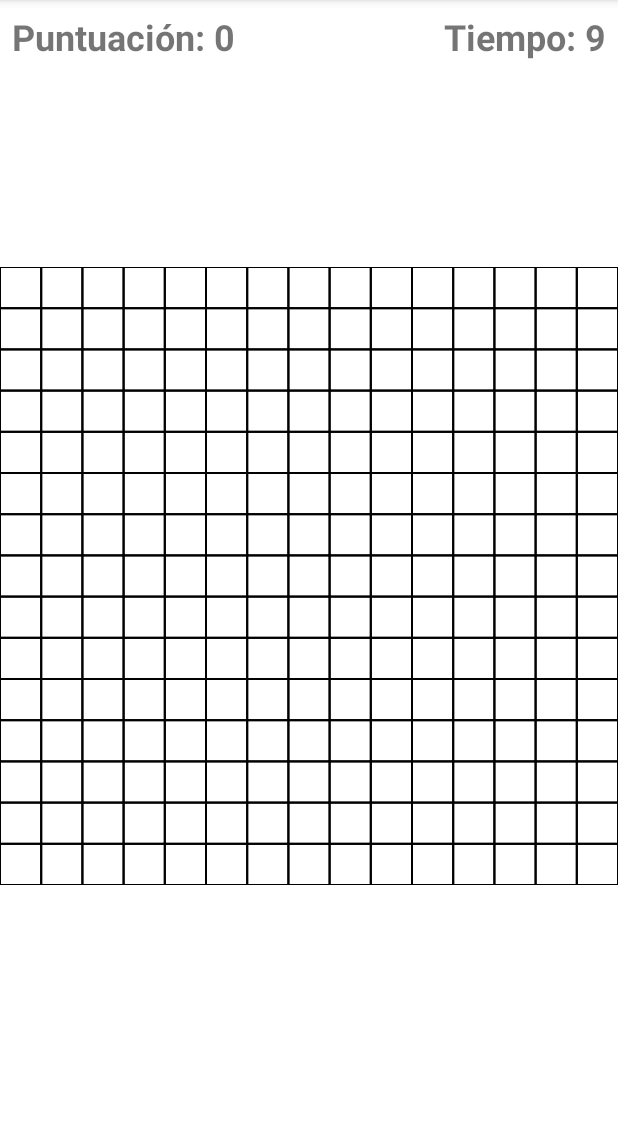
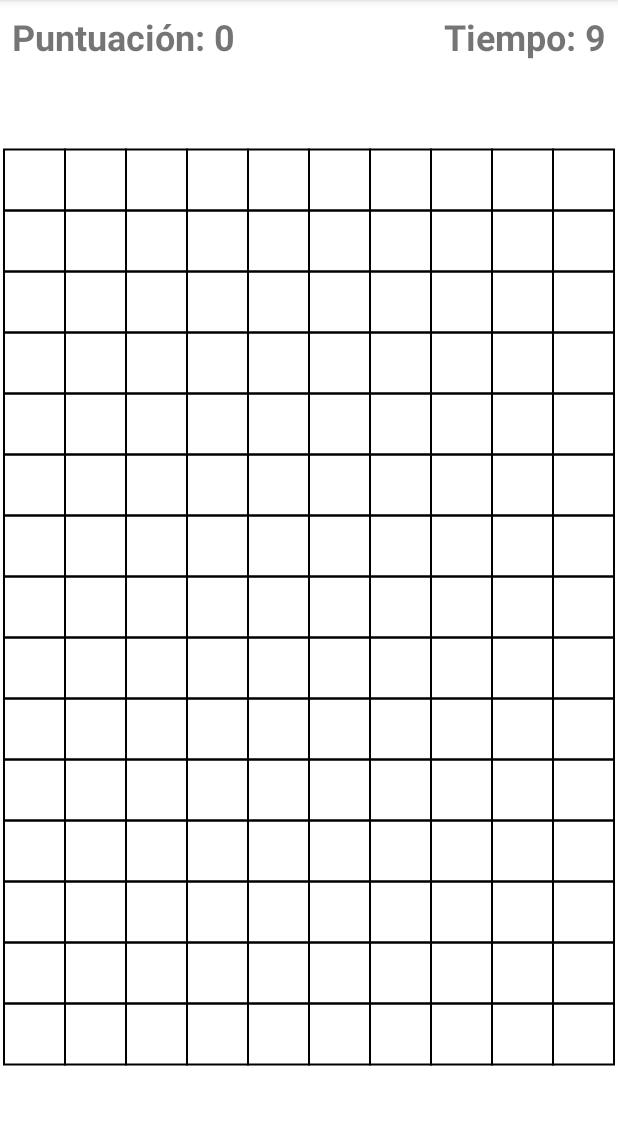
Before and after one commit to mundodigitalpro/Minesweeper_final, an Android app: the screen it shows after launch (MainActivity), on a phone screen of 412 x 824 dp, the part 84-1209 px from its top. Run offline under Robolectric (Android 15) with nearby library versions, the phone set to English and light mode, and no system bars.

Commit message:
Modified Board Size

```diff
--- a/app/src/main/java/com/example/testapp/MineSweeperView.kt
+++ b/app/src/main/java/com/example/testapp/MineSweeperView.kt
@@ -12,11 +12,19 @@ import android.view.GestureDetector
 import android.view.GestureDetector.SimpleOnGestureListener
 
 
-class MineSweeperView(context: Context, attrs: AttributeSet?) : View(context, attrs){
+class MineSweeperView(context: Context, attrs: AttributeSet?) : View(context, attrs) {
 
-    private var boardWidth = 15
+    private var boardWidth = 10
     private var boardHeight = 15
     private var mineCount = 10
+    private var cellSize = 100
+
+    private var boardPixelWidth = 0
+    private var boardPixelHeight = 0
+
+    private var horizontalOffset = 0f
+    private var verticalOffset = 0f
+
 
     private lateinit var cells: Array<Array<Cell>>
     private var bitmapMine: Bitmap? = null
@@ -76,8 +84,11 @@ class MineSweeperView(context: Context, attrs: AttributeSet?) : View(context, at
 
     private val gestureDetector = GestureDetector(context, object : SimpleOnGestureListener() {
         override fun onSingleTapUp(e: MotionEvent): Boolean {
-            val x = (e.x / (width.toFloat() / boardWidth)).toInt()
-            val y = (e.y / (height.toFloat() / boardHeight)).toInt()
+/*            val x = (e.x / (width.toFloat() / boardWidth)).toInt()
+            val y = (e.y / (height.toFloat() / boardHeight)).toInt()*/
+            val x = ((e.x - horizontalOffset) / cellSize).toInt()
+            val y = ((e.y - verticalOffset) / cellSize).toInt()
+
             if (x in 0 until boardWidth && y in 0 until boardHeight) {
                 val cell = cells[x][y]
                 if (!cell.isRevealed && !cell.isFlagged) {
@@ -89,8 +100,9 @@ class MineSweeperView(context: Context, attrs: AttributeSet?) : View(context, at
         }
 
         override fun onLongPress(e: MotionEvent) {
-            val x = (e.x / (width.toFloat() / boardWidth)).toInt()
-            val y = (e.y / (height.toFloat() / boardHeight)).toInt()
+            val x = ((e.x - horizontalOffset) / cellSize).toInt()
+            val y = ((e.y - verticalOffset) / cellSize).toInt()
+
             if (x in 0 until boardWidth && y in 0 until boardHeight) {
                 val cell = cells[x][y]
                 if (!cell.isRevealed) {
@@ -103,7 +115,19 @@ class MineSweeperView(context: Context, attrs: AttributeSet?) : View(context, at
 
     override fun onSizeChanged(w: Int, h: Int, oldw: Int, oldh: Int) {
         super.onSizeChanged(w, h, oldw, oldh)
-       val cellSize = min(width, height) / boardWidth
+
+        // Calcular el tamaño de las celdas en función del tamaño de la pantalla y de las celdas deseadas
+        val screenWidth = width
+        val screenHeight = height
+        cellSize = min(screenWidth / boardWidth, screenHeight / boardHeight)
+
+        // Calcular el tamaño total del tablero en píxeles
+        boardPixelWidth = boardWidth * cellSize
+        boardPixelHeight = boardHeight * cellSize
+
+        // Calcular el desplazamiento horizontal y vertical
+        horizontalOffset = (width - boardPixelWidth) / 2f
+        verticalOffset = (height - boardPixelHeight) / 2f
 
         // Cargar y escalar la imagen de la mina
         bitmapMine = BitmapFactory.decodeResource(resources, R.drawable.mine)
@@ -114,13 +138,20 @@ class MineSweeperView(context: Context, attrs: AttributeSet?) : View(context, at
         bitmapFlag = Bitmap.createScaledBitmap(bitmapFlag!!, cellSize, cellSize, false)
     }
 
-
     @SuppressLint("DrawAllocation")
     override fun onDraw(canvas: Canvas?) {
         super.onDraw(canvas)
         canvas?.apply {
-            val cellWidth = width.toFloat() / boardWidth
-            val cellHeight = height.toFloat() / boardHeight
+
+/*            val availableVerticalSpace = height - boardHeight * cellSize
+            val verticalOffset = if (availableVerticalSpace > 0) {
+                availableVerticalSpace / 2f
+            } else {
+                0f
+            }*/
+            verticalOffset = (height - boardPixelHeight) / 2f
+            horizontalOffset = (width - boardPixelWidth) / 2f
+
             for (x in 0 until boardWidth) {
                 for (y in 0 until boardHeight) {
                     val cell = cells[x][y]
@@ -130,19 +161,19 @@ class MineSweeperView(context: Context, attrs: AttributeSet?) : View(context, at
                                 bitmapMine!!,
                                 null,
                                 Rect(
-                                    (x * cellWidth).toInt(),
-                                    (y * cellHeight).toInt(),
-                                    ((x + 1) * cellWidth).toInt(),
-                                    ((y + 1) * cellHeight).toInt()
+                                    (horizontalOffset + x * cellSize).toInt(),
+                                    (verticalOffset + y * cellSize).toInt(),
+                                    (horizontalOffset + (x + 1) * cellSize).toInt(),
+                                    (verticalOffset + (y + 1) * cellSize).toInt()
                                 ),
                                 null
                             )
                         } else {
                             drawRect(
-                                (x * cellWidth),
-                                (y * cellHeight),
-                                ((x + 1) * cellWidth),
-                                ((y + 1) * cellHeight),
+                                horizontalOffset + (x * cellSize),
+                                verticalOffset + (y * cellSize),
+                                horizontalOffset + ((x + 1) * cellSize),
+                                verticalOffset + ((y + 1) * cellSize),
                                 paintCell
                             )
 
@@ -155,37 +186,39 @@ class MineSweeperView(context: Context, attrs: AttributeSet?) : View(context, at
                                 }
                                 drawText(
                                     cell.mineCount.toString(),
-                                    (x * cellWidth) + (cellWidth / 2),
-                                    (y * cellHeight) + (cellHeight / 2),
+                                    horizontalOffset + (x * cellSize) + (cellSize / 2),
+                                    verticalOffset + (y * cellSize) + (cellSize / 2) - (paint.ascent() + paint.descent()) / 2,
                                     paint
                                 )
                             }
-
                         }
                     } else if (cell.isFlagged) {
                         drawBitmap(
                             bitmapFlag!!,
                             null,
                             Rect(
-                                (x * cellWidth).toInt(),
-                                (y * cellHeight).toInt(),
-                                ((x + 1) * cellWidth).toInt(),
-                                ((y + 1) * cellHeight).toInt()
+                                (horizontalOffset + x * cellSize).toInt(),
+                                (verticalOffset + y * cellSize).toInt(),
+                                (horizontalOffset + (x + 1) * cellSize).toInt(),
+                                (verticalOffset + (y + 1) * cellSize).toInt()
                             ),
                             null
                         )
                     }
                     drawRect(
-                        (x * cellWidth),
-                        (y * cellHeight),
-                        ((x + 1) * cellWidth),
-                        ((y + 1) * cellHeight),
+                        horizontalOffset + (x * cellSize),
+                        verticalOffset + (y * cellSize),
+                        horizontalOffset + ((x + 1) * cellSize),
+                        verticalOffset + ((y + 1) * cellSize),
                         paintLine
                     )
                 }
             }
         }
     }
+
+
+
     @SuppressLint("ClickableViewAccessibility")
     override fun onTouchEvent(event: MotionEvent?): Boolean {
         if (event != null) {
@@ -322,6 +355,4 @@ class MineSweeperView(context: Context, attrs: AttributeSet?) : View(context, at
         gameEndListener = listener
     }
 
-
-
 }
--- a/app/src/main/res/layout/activity_main.xml
+++ b/app/src/main/res/layout/activity_main.xml
@@ -34,13 +34,12 @@
 
         <com.example.testapp.MineSweeperView
             android:id="@+id/mineSweeperView"
-            android:layout_width="0dp"
-            android:layout_height="0dp"
-            app:layout_constraintDimensionRatio="1:1"
+            android:layout_width="wrap_content"
+            android:layout_height="wrap_content"
             app:layout_constraintBottom_toBottomOf="parent"
             app:layout_constraintEnd_toEndOf="parent"
             app:layout_constraintStart_toStartOf="parent"
-            app:layout_constraintTop_toTopOf="parent"/>
+            app:layout_constraintTop_toBottomOf="@id/tvScore"/>
 
     </androidx.constraintlayout.widget.ConstraintLayout>
 </androidx.swiperefreshlayout.widget.SwipeRefreshLayout>
```
Lines whose indentation alone changed are shown as unchanged.
